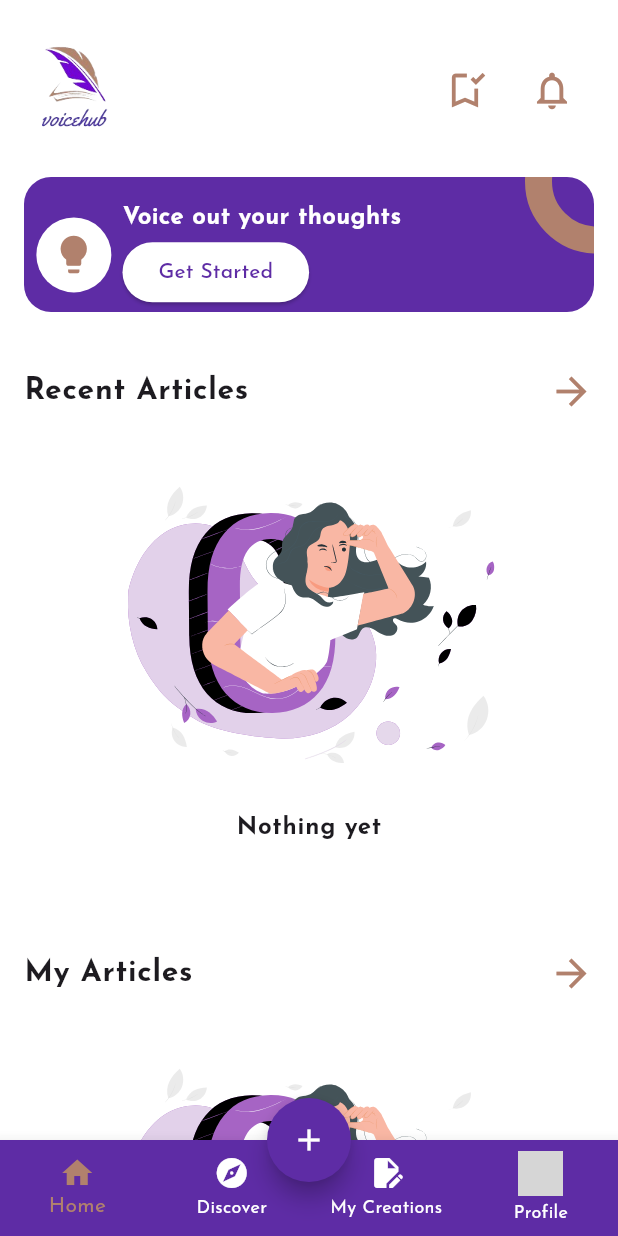
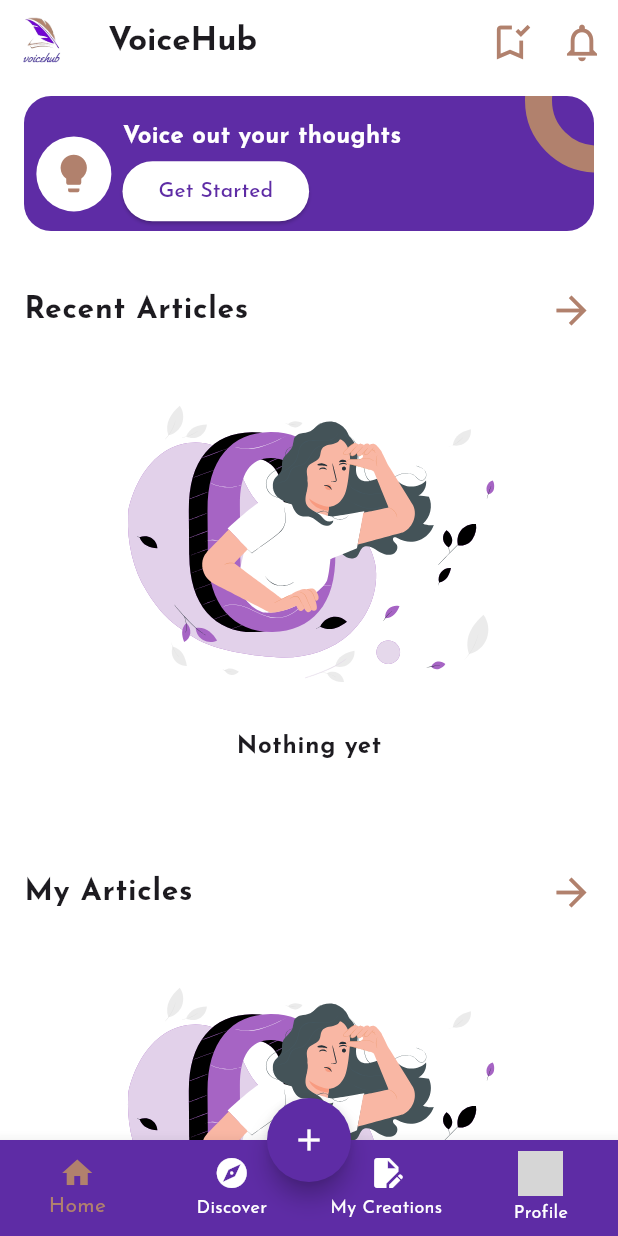
Before and after one commit to Olvine23/ollychat, a Flutter app: the screen it shows once a user with an empty profile is signed in, on a phone screen of 412 x 824 dp. Run offline on Flutter 3.47's test engine with Material 3 defaults, Android fonts, the phone set to English and light mode, and no system bars; our stand-ins replace awesome_snackbar_content, bloc, cached_network_image, cloud_firestore, connectivity, equatable and 18 more; missing offline and left inert: google_gemini, html_editor_enhanced, markdown_editable_textinput; accounts and stored records are empty; network calls fail; project files that could hold a hidden picture were left out; grey boxes are pictures that could not be loaded.

Commit message:
added appbar on homepage

```diff
--- a/lib/screens/home/main_home.dart
+++ b/lib/screens/home/main_home.dart
@@ -3,6 +3,7 @@ import 'package:flutter/material.dart';
 import 'package:flutter_bloc/flutter_bloc.dart';
 import 'package:lottie/lottie.dart';
 import 'package:olly_chat/blocs/get_post/get_post_bloc.dart';
+import 'package:olly_chat/screens/bookmarks/bookmark.dart';
 import 'package:olly_chat/screens/home/components/row_title.dart';
 import 'package:olly_chat/screens/home/components/top-card.dart';
 import 'package:olly_chat/screens/home/components/top_section.dart';
@@ -16,6 +17,8 @@ import 'package:post_repository/post_repository.dart';
 import 'package:shimmer/shimmer.dart';
 import 'package:user_repository/user_repository.dart';
 
+import '../notifications/notification_screen.dart';
+
 class MainHome extends StatelessWidget {
   final user = FirebaseAuth.instance.currentUser;
   MainHome({super.key});
@@ -26,6 +29,42 @@ class MainHome extends StatelessWidget {
   Widget build(BuildContext context) {
     print(user!.uid);
     return Scaffold(
+      appBar: AppBar(
+        elevation: 0,
+        backgroundColor: Colors.transparent,
+         title: Text(
+                "VoiceHub",
+                style: Theme.of(context).textTheme.titleLarge!.copyWith(fontWeight: FontWeight.bold),
+              ),
+
+        leading:Image.asset('assets/images/nobg.png', height: 100),
+        actions: [
+           IconButton(
+                    onPressed: () {
+                      Navigator.push(context, MaterialPageRoute(builder: (context){
+                        return BookMarkScreen();
+                      }));
+                    },
+                    icon: Icon(
+                      Icons.bookmark_added_outlined,
+                      size: 30,
+                      color: AppColors.secondaryColor,
+
+                    )),
+
+                    IconButton(
+                  onPressed: (){
+                    Navigator.push(context, MaterialPageRoute(builder: (context){
+                      return NotificationScreen();
+                    }));
+                  },
+                  icon: Icon(Icons.notifications_outlined, size: 30, color: AppColors.secondaryColor,)),
+
+
+
+        ],
+
+      ),
 
       body: BlocBuilder<GetPostBloc, GetPostState>(
         builder: (context, state) {
@@ -39,10 +78,7 @@ class MainHome extends StatelessWidget {
                 child: Column(
                   crossAxisAlignment: CrossAxisAlignment.stretch,
                   children: [
-                    const Padding(
-                      padding: EdgeInsets.only(right: 20.0, top: 10),
-                      child: TopSection(),
-                    ),
+
                     const Padding(
                       padding:
                           EdgeInsets.symmetric(horizontal: 16.0, vertical: 8.0),
```
Also changed, not shown: lib/screens/discover/discover_screen.dart (+7 -14 lines).
